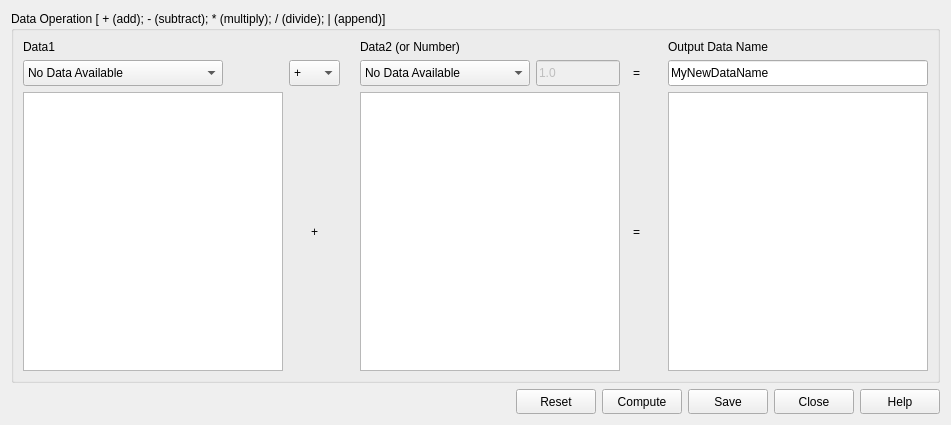
The window that src/sas/qtgui/Calculators/UI/DataOperationUtilityUI.ui (SasView/sasview) describes before a commit, drawn with Qt 5.
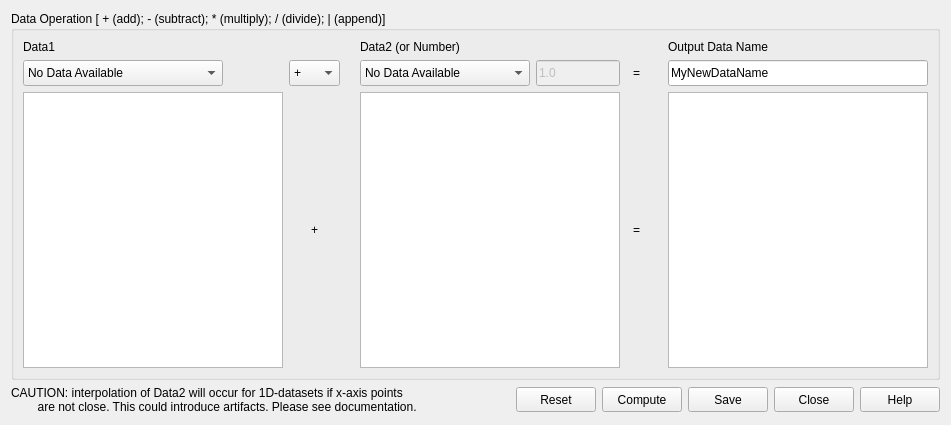
The same window after the commit. Icons and pictures are not drawn.

Commit message: added caution statement to data operations panel regarding interpolation

```diff
--- a/src/sas/qtgui/Calculators/UI/DataOperationUtilityUI.ui
+++ b/src/sas/qtgui/Calculators/UI/DataOperationUtilityUI.ui
@@ -396,6 +396,14 @@
    </item>
    <item row="1" column="0">
     <layout class="QHBoxLayout" name="horizontalLayout">
+     <item>
+      <widget class="QLabel" name="cautionStatement">
+       <property name="text">
+        <string>CAUTION: interpolation of Data2 will occur for 1D-datasets if x-axis points
+        are not close. This could introduce artifacts. Please see documentation.</string>
+       </property>
+      </widget>
+     </item>
      <item>
       <spacer name="horizontalSpacer">
        <property name="orientation">
```
